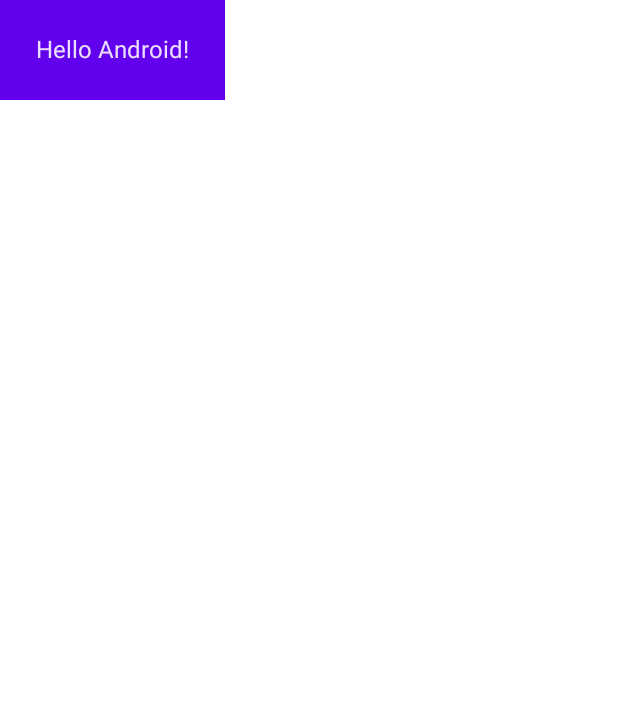
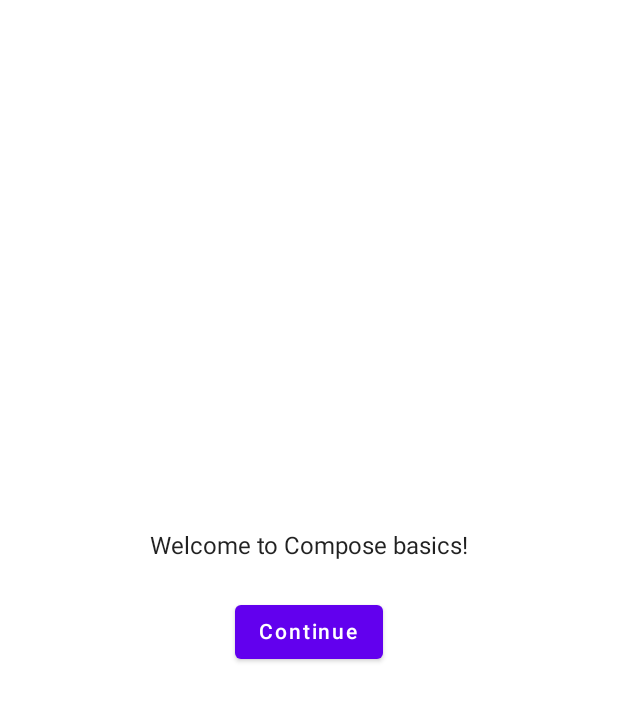
Before and after one commit to levkaantonov/ComposeBasics, an Android app built with Jetpack Compose: the screen it shows after launch (MainActivity), on a phone screen of 412 x 824 dp. Shown: the top 701 px of the screen. Run offline under Robolectric (Android 15) with nearby library versions, the phone set to English and light mode, and no system bars.

Commit message:
simple example

```diff
--- a/app/src/main/java/levkaantonov/com/study/composebasics/MainActivity.kt
+++ b/app/src/main/java/levkaantonov/com/study/composebasics/MainActivity.kt
@@ -3,14 +3,18 @@ package levkaantonov.com.study.composebasics
 import android.os.Bundle
 import androidx.activity.ComponentActivity
 import androidx.activity.compose.setContent
+import androidx.compose.foundation.layout.Column
+import androidx.compose.foundation.layout.Row
 import androidx.compose.foundation.layout.padding
 import androidx.compose.material.MaterialTheme
+import androidx.compose.material.OutlinedButton
 import androidx.compose.material.Surface
 import androidx.compose.material.Text
-import androidx.compose.runtime.Composable
+import androidx.compose.runtime.*
 import androidx.compose.ui.Modifier
 import androidx.compose.ui.tooling.preview.Preview
 import androidx.compose.ui.unit.dp
+import levkaantonov.com.study.composebasics.ui.OnBoardingScreen
 import levkaantonov.com.study.composebasics.ui.theme.ComposeBasicsTheme
 
 class MainActivity : ComponentActivity() {
@@ -25,23 +29,63 @@ class MainActivity : ComponentActivity() {
 }
 
 @Composable
-fun Greeting(name: String) {
-    Surface(color = MaterialTheme.colors.primary) {
-        Text(text = "Hello $name!", modifier = Modifier.padding(24.dp))
-    }
-}
-
-@Preview(showBackground = true)
-@Composable
-fun DefaultPreview() {
-    ComposeBasicsTheme {
-        Greeting("Android")
+private fun Greeting(
+    name: String
+) {
+    val expanded = remember { mutableStateOf(false) }
+    val extraPadding = if (expanded.value) 48.dp else 0.dp
+    Surface(
+        color = MaterialTheme.colors.primary,
+        modifier = Modifier.padding(vertical = 4.dp, horizontal = 4.dp)
+    ) {
+        Row(
+            modifier = Modifier.padding(24.dp)
+        ) {
+            Column(
+                modifier = Modifier
+                    .weight(1f)
+                    .padding(bottom = extraPadding)
+            ) {
+                Text(text = "Hello,")
+                Text(text = "$name!")
+            }
+            OutlinedButton(
+                onClick = { expanded.value = !expanded.value },
+            ) {
+                Text(text = if (expanded.value) "Show less" else "Show more")
+            }
+        }
     }
 }
 
 @Composable
-private fun MyApp() {
-    Surface(color = MaterialTheme.colors.primary) {
-        Greeting("Android")
+fun Greetings(names: List<String> = listOf("World", "Compose")) {
+    Column(modifier = Modifier.padding(vertical = 4.dp)) {
+        for (name in names) {
+            Greeting(name = name)
+        }
     }
 }
+
+@Preview(showBackground = true, widthDp = 320)
+@Composable
+fun DefaultPreview() {
+    ComposeBasicsTheme {
+        MyApp()
+    }
+}
+
+@Composable
+fun MyApp() {
+    var shouldShowOnBoarding by remember {
+        mutableStateOf(true)
+    }
+
+    if (shouldShowOnBoarding) {
+        OnBoardingScreen(
+            onContinueClicked = { shouldShowOnBoarding = false }
+        )
+    } else {
+        Greetings()
+    }
+}
--- /dev/null
+++ b/app/src/main/java/levkaantonov/com/study/composebasics/ui/OnboardingScreen.kt
@@ -0,0 +1,43 @@
+package levkaantonov.com.study.composebasics.ui
+
+import androidx.compose.foundation.layout.Arrangement
+import androidx.compose.foundation.layout.Column
+import androidx.compose.foundation.layout.fillMaxSize
+import androidx.compose.foundation.layout.padding
+import androidx.compose.material.Button
+import androidx.compose.material.Surface
+import androidx.compose.material.Text
+import androidx.compose.runtime.*
+import androidx.compose.ui.Alignment
+import androidx.compose.ui.Modifier
+import androidx.compose.ui.tooling.preview.Preview
+import androidx.compose.ui.unit.dp
+import levkaantonov.com.study.composebasics.ui.theme.ComposeBasicsTheme
+
+@Composable
+fun OnBoardingScreen(onContinueClicked: () -> Unit) {
+    Surface {
+        Column(
+            modifier = Modifier.fillMaxSize(),
+            verticalArrangement = Arrangement.Center,
+            horizontalAlignment = Alignment.CenterHorizontally
+        ) {
+            Text("Welcome to Compose basics!")
+            Button(
+                modifier = Modifier.padding(vertical = 24.dp),
+                onClick = onContinueClicked
+            ) {
+                Text(text = "Continue")
+            }
+        }
+
+    }
+}
+
+@Preview(showBackground = true, widthDp = 320, heightDp = 320)
+@Composable
+fun OnBoardingPreview() {
+    ComposeBasicsTheme {
+        OnBoardingScreen(onContinueClicked = {})
+    }
+}
```
